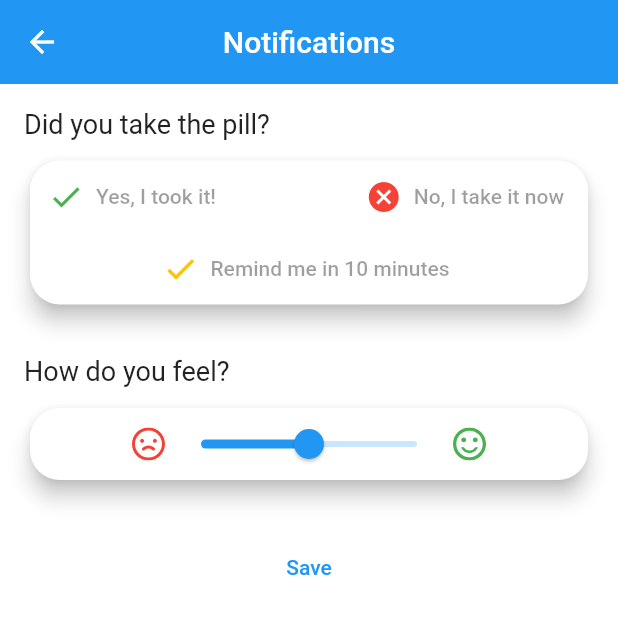
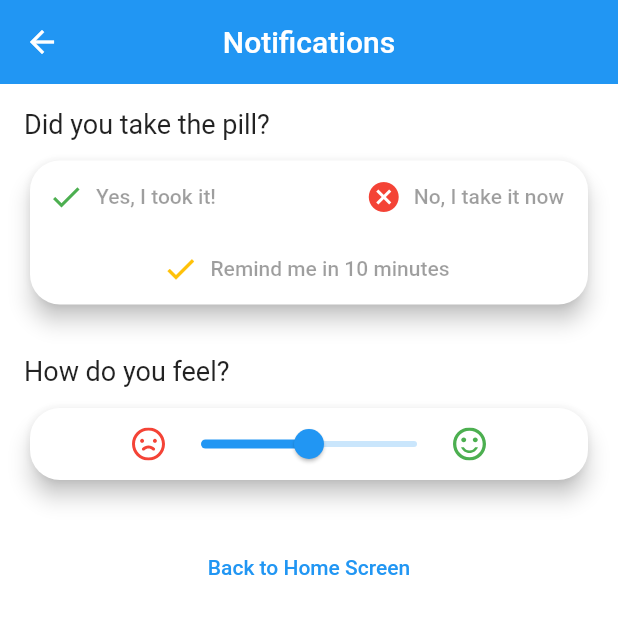
Before and after one commit to MatejKrcek/ceeHacksApp, a Flutter app: the PatientNotificationScreen screen opened directly, on a phone screen of 412 x 824 dp, the top half of it. Run offline on Flutter 3.47's test engine with Material 2 defaults, Android fonts, the phone set to English and light mode, and no system bars; our stand-ins replace cloud_firestore, cloud_functions, firebase_auth, firebase_core, firebase_messaging, flutter_svg and 2 more; missing offline and left inert: bezier_chart, flutter_barcode_scanner; accounts and stored records are empty.

Commit message:
update logo

```diff
--- a/lib/pages/patient/patient_notification_screen.dart
+++ b/lib/pages/patient/patient_notification_screen.dart
@@ -125,7 +125,7 @@ class _PatientNotificationScreenState extends State<PatientNotificationScreen> {
             FlatButton(
               onPressed: null, //hasValue ? () {} : null,
               child: Text(
-                'Save',
+                'Back to Home Screen',
                 style: TextStyle(
                   color: Theme.of(context).primaryColor,
                 ),
```
Also changed, not shown: 5 other files.
